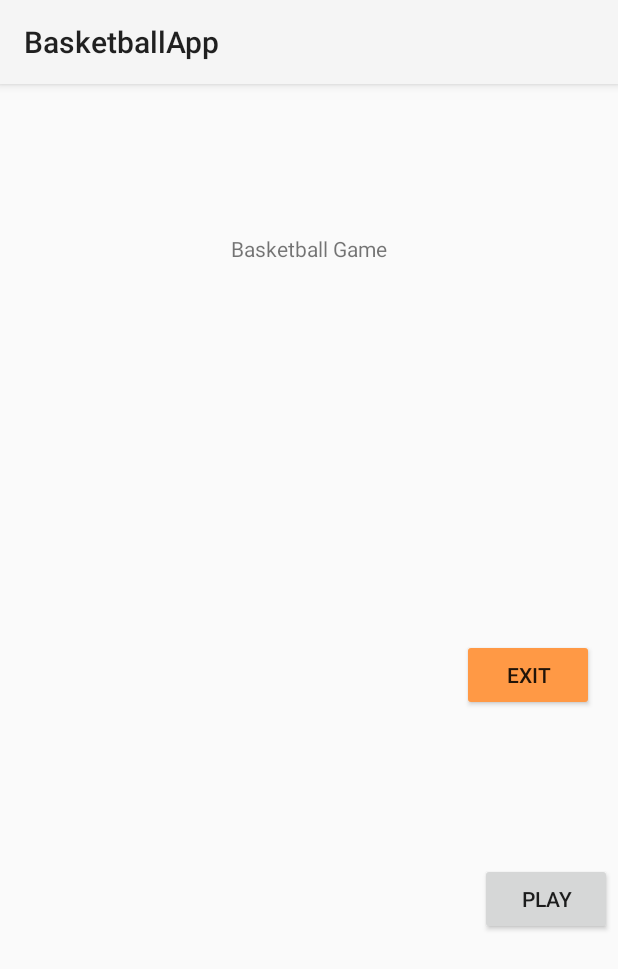
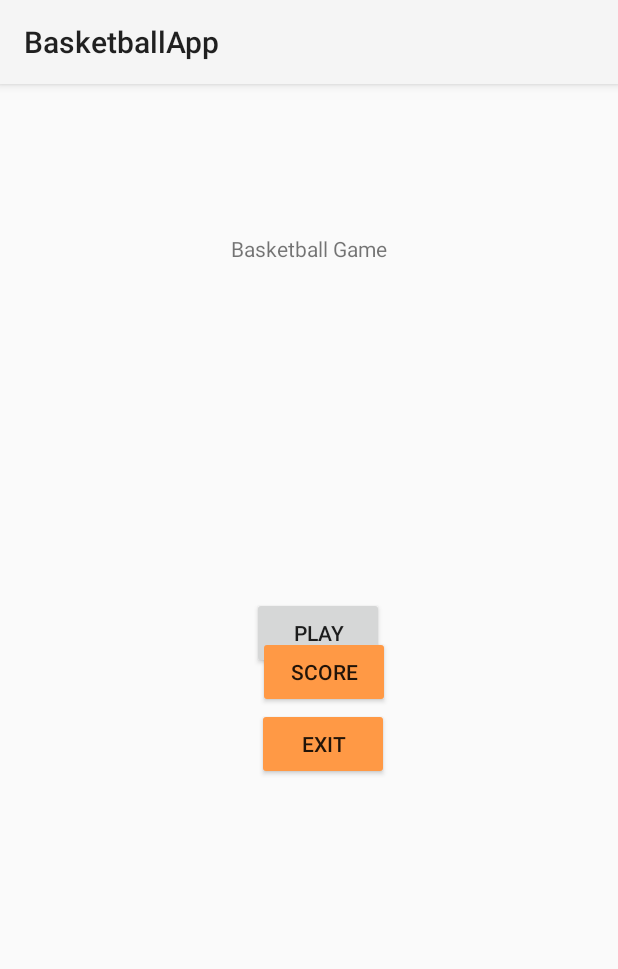
Before and after one commit to Delizcolonj/BasketballApp, an Android app: the screen it shows after launch (MainActivity), on a phone screen of 412 x 824 dp. Shown: the top 969 px of the screen. Run offline under Robolectric (Android 15) with nearby library versions, the phone set to English and light mode, and no system bars.

Commit message:
Fixed button layout

```diff
--- a/app/src/main/res/layout/activity_main.xml
+++ b/app/src/main/res/layout/activity_main.xml
@@ -21,46 +21,45 @@
         android:id="@+id/btn_play"
         android:layout_width="wrap_content"
         android:layout_height="wrap_content"
-        android:layout_marginStart="320dp"
+        android:layout_marginStart="168dp"
         android:layout_marginBottom="188dp"
         android:text="@string/play"
         app:layout_constraintBottom_toBottomOf="parent"
         app:layout_constraintStart_toStartOf="parent"
         app:layout_constraintTop_toBottomOf="@+id/txt_title"
-        app:layout_constraintVertical_bias="0.97" />
+        app:layout_constraintVertical_bias="0.54" />
 
     <Button
         android:id="@+id/btn_score"
         android:layout_width="wrap_content"
         android:layout_height="wrap_content"
-        android:layout_marginTop="172dp"
-        android:layout_marginEnd="32dp"
+        android:layout_marginTop="368dp"
+        android:layout_marginEnd="152dp"
+        android:backgroundTint="@color/orange"
         android:text="@string/score"
-        android:backgroundTint="@color/orange"
         app:layout_constraintEnd_toEndOf="parent"
-        app:layout_constraintHorizontal_bias="1.0"
-        app:layout_constraintStart_toEndOf="@+id/btn_play"
+        app:layout_constraintTop_toBottomOf="@+id/btn_play"
         app:layout_constraintTop_toTopOf="parent" />
 
     <Button
         android:id="@+id/btn_exit"
         android:layout_width="wrap_content"
         android:layout_height="wrap_content"
+        android:backgroundTint="@color/orange"
         android:text="@string/exit"
-        android:backgroundTint="@color/orange"
         app:layout_constraintBottom_toBottomOf="parent"
         app:layout_constraintEnd_toEndOf="parent"
-        app:layout_constraintHorizontal_bias="0.95"
+        app:layout_constraintHorizontal_bias="0.529"
         app:layout_constraintStart_toStartOf="parent"
         app:layout_constraintTop_toBottomOf="@+id/btn_score"
-        app:layout_constraintVertical_bias="0.3" />
+        app:layout_constraintVertical_bias="0.0" />
 
     <androidx.constraintlayout.widget.Guideline
         android:id="@+id/guideline2"
         android:layout_width="wrap_content"
         android:layout_height="wrap_content"
         android:orientation="horizontal"
-        app:layout_constraintGuide_begin="409dp" />
+        app:layout_constraintGuide_begin="737dp" />
 
     <androidx.constraintlayout.widget.Barrier
         android:id="@+id/barrier2"
```
